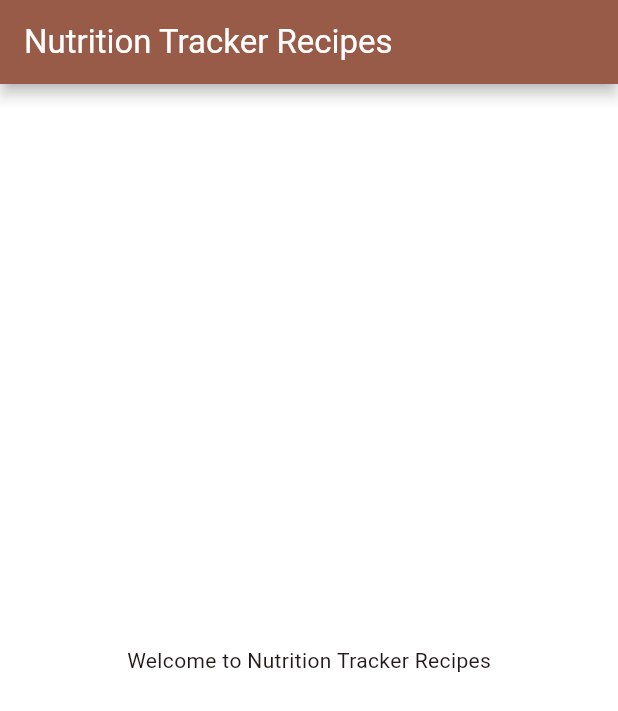
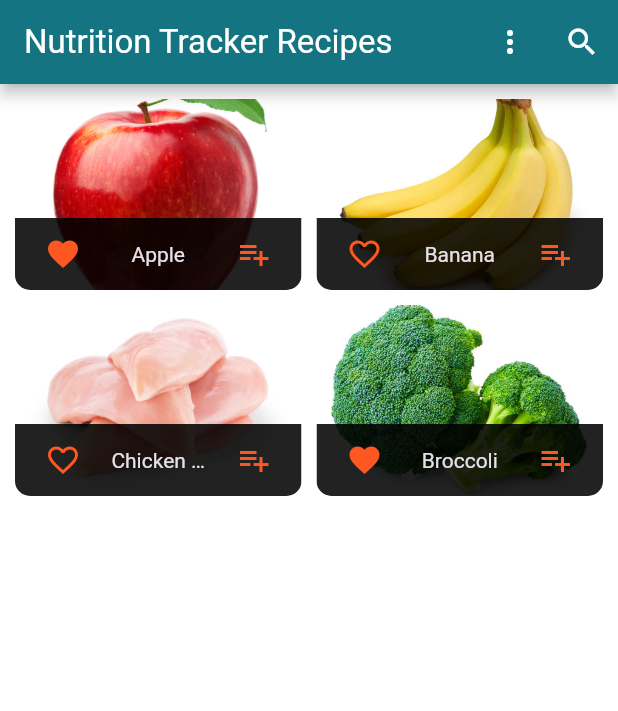
Before and after one commit to LamSut/Nutrition-Tracker-Recipes, a Flutter app: the screen it shows after launch, on a phone screen of 412 x 824 dp. Shown: the top 711 px of the screen. Run offline on Flutter 3.47's test engine with Material 3 defaults, Android fonts, the phone set to English and light mode, and no system bars; Roboto replaces fonts that are missing (Calibri); project files that could hold a hidden picture were left out.

Commit message:
overview foodwith search func

```diff
--- a/lib/main.dart
+++ b/lib/main.dart
@@ -1,4 +1,7 @@
 import 'package:flutter/material.dart';
+import 'ui/foods/foods_manager.dart';
+import 'ui/foods/food_detail_screen.dart';
+import 'ui/foods/foods_overview_screen.dart';
 
 void main() {
   runApp(const MyApp());
@@ -9,8 +12,8 @@ class MyApp extends StatelessWidget {
   @override
   Widget build(BuildContext context) {
     final colorScheme = ColorScheme.fromSeed(
-      seedColor: Colors.deepOrange,
-      secondary: Colors.deepOrangeAccent,
+      seedColor: Colors.cyan,
+      secondary: Colors.deepOrange,
       surface: Colors.white,
       surfaceTint: Colors.grey[200],
     );
@@ -28,13 +31,8 @@ class MyApp extends StatelessWidget {
       title: 'NTR',
       debugShowCheckedModeBanner: false,
       theme: themData,
-      home: Scaffold(
-        appBar: AppBar(
-          title: const Text('Nutrition Tracker Recipes'),
-        ),
-        body: const Center(
-          child: Text('Welcome to Nutrition Tracker Recipes'),
-        ),
+      home: SafeArea(
+        child: FoodsOverviewScreen(),
       ),
     );
   }
--- /dev/null
+++ b/lib/models/food.dart
@@ -0,0 +1,47 @@
+class Food {
+  final String? id;
+  final String name;
+  final double calories;
+  final double protein;
+  final double fat;
+  final double carbohydrates;
+  final double fiber;
+  final String imageUrl;
+  final bool isFavorite;
+
+  Food({
+    this.id,
+    required this.name,
+    required this.calories,
+    required this.protein,
+    required this.fat,
+    required this.carbohydrates,
+    required this.fiber,
+    required this.imageUrl,
+    this.isFavorite = false,
+  });
+
+  Food copyWith({
+    String? id,
+    String? name,
+    double? calories,
+    double? protein,
+    double? fat,
+    double? carbohydrates,
+    double? fiber,
+    String? imageUrl,
+    bool? isFavorite,
+  }) {
+    return Food(
+      id: id ?? this.id,
+      name: name ?? this.name,
+      calories: calories ?? this.calories,
+      protein: protein ?? this.protein,
+      fat: fat ?? this.fat,
+      carbohydrates: carbohydrates ?? this.carbohydrates,
+      fiber: fiber ?? this.fiber,
+      imageUrl: imageUrl ?? this.imageUrl,
+      isFavorite: isFavorite ?? this.isFavorite,
+    );
+  }
+}
--- /dev/null
+++ b/lib/ui/foods/food_grid_tile.dart
@@ -0,0 +1,76 @@
+import 'package:flutter/material.dart';
+import '../../models/food.dart';
+import 'food_detail_screen.dart';
+
+class FoodGridTile extends StatelessWidget {
+  const FoodGridTile(
+    this.food, {
+    super.key,
+  });
+  final Food food;
+  @override
+  Widget build(BuildContext context) {
+    return ClipRRect(
+      borderRadius: BorderRadius.circular(10),
+      child: GridTile(
+        footer: FoodGridFooter(
+          food: food,
+          onFavoritePressed: () {
+            print('Toggle a favorite food');
+          },
+          onAddToCartPressed: () {
+            print('Add item to cart');
+          },
+        ),
+        child: GestureDetector(
+          onTap: () {
+            //Go to food detail screen
+            Navigator.of(context).push(
+              MaterialPageRoute(
+                builder: (ctx) => FoodDetailScreen(food),
+              ),
+            );
+          },
+          child: Image.asset(
+            food.imageUrl,
+            fit: BoxFit.cover,
+          ),
+        ),
+      ),
+    );
+  }
+}
+
+class FoodGridFooter extends StatelessWidget {
+  const FoodGridFooter({
+    super.key,
+    required this.food,
+    this.onFavoritePressed,
+    this.onAddToCartPressed,
+  });
+  final Food food;
+  final void Function()? onFavoritePressed;
+  final void Function()? onAddToCartPressed;
+  @override
+  Widget build(BuildContext context) {
+    return GridTileBar(
+      backgroundColor: Colors.black87,
+      leading: IconButton(
+        icon: Icon(
+          food.isFavorite ? Icons.favorite : Icons.favorite_border,
+        ),
+        color: Theme.of(context).colorScheme.secondary,
+        onPressed: onFavoritePressed,
+      ),
+      title: Text(
+        food.name,
+        textAlign: TextAlign.center,
+      ),
+      trailing: IconButton(
+        icon: const Icon(Icons.playlist_add),
+        onPressed: onAddToCartPressed,
+        color: Theme.of(context).colorScheme.secondary,
+      ),
+    );
+  }
+}
--- /dev/null
+++ b/lib/ui/foods/foods_grid.dart
@@ -0,0 +1,25 @@
+import 'package:flutter/material.dart';
+import 'food_grid_tile.dart';
+import 'foods_manager.dart';
+
+class FoodsGrid extends StatelessWidget {
+  final bool showFavorites;
+  const FoodsGrid(this.showFavorites, {super.key});
+  @override
+  Widget build(BuildContext context) {
+    final foodsManager = FoodsManager();
+    final foods =
+        showFavorites ? foodsManager.favoriteItems : foodsManager.items;
+    return GridView.builder(
+      padding: const EdgeInsets.all(10.0),
+      itemCount: foods.length,
+      itemBuilder: (ctx, i) => FoodGridTile(foods[i]),
+      gridDelegate: const SliverGridDelegateWithFixedCrossAxisCount(
+        crossAxisCount: 2,
+        childAspectRatio: 3 / 2,
+        crossAxisSpacing: 10,
+        mainAxisSpacing: 10,
+      ),
+    );
+  }
+}
--- /dev/null
+++ b/lib/ui/foods/foods_manager.dart
@@ -0,0 +1,68 @@
+import '../../models/food.dart';
+
+class FoodsManager {
+  final List<Food> _items = [
+    Food(
+      id: 'f1',
+      name: 'Apple',
+      calories: 52,
+      protein: 0.3,
+      fat: 0.2,
+      carbohydrates: 14,
+      fiber: 2.4,
+      imageUrl: 'assets/foods/apple.jpg',
+      isFavorite: true,
+    ),
+    Food(
+      id: 'f2',
+      name: 'Banana',
+      calories: 89,
+      protein: 1.1,
+      fat: 0.3,
+      carbohydrates: 23,
+      fiber: 2.6,
+      imageUrl: 'assets/foods/banana.jpg',
+    ),
+    Food(
+      id: 'f3',
+      name: 'Chicken Breast',
+      calories: 165,
+      protein: 31,
+      fat: 3.6,
+      carbohydrates: 0,
+      fiber: 0,
+      imageUrl: 'assets/foods/chicken-breast.jpg',
+    ),
+    Food(
+      id: 'f4',
+      name: 'Broccoli',
+      calories: 55,
+      protein: 3.7,
+      fat: 0.6,
+      carbohydrates: 11,
+      fiber: 4,
+      imageUrl: 'assets/foods/broccoli.jpg',
+      isFavorite: true,
+    ),
+  ];
+
+  int get itemCount {
+    return _items.length;
+  }
+
+  List<Food> get items {
+    return [..._items];
+  }
+
+  List<Food> get favoriteItems {
+    return _items.where((item) => item.isFavorite).toList();
+  }
+
+  Food? findById(String id) {
+    try {
+      return _items.firstWhere((item) => item.id == id);
+    } catch (error) {
+      return null;
+    }
+  }
+}
--- /dev/null
+++ b/lib/ui/foods/foods_overview_screen.dart
@@ -0,0 +1,140 @@
+import 'package:flutter/material.dart';
+import 'foods_grid.dart';
+import '../../models/food.dart';
+import 'food_detail_screen.dart';
+import 'foods_manager.dart';
+
+enum FilterOptions { favorites, all }
+
+class FoodsOverviewScreen extends StatefulWidget {
+  const FoodsOverviewScreen({super.key});
+  @override
+  State<FoodsOverviewScreen> createState() => FoodsOverviewScreenState();
+}
+
+class FoodsOverviewScreenState extends State<FoodsOverviewScreen> {
+  var _currentFilter = FilterOptions.all;
+  @override
+  Widget build(BuildContext context) {
+    final foodsManager = FoodsManager();
+    final allFoods = foodsManager.items;
+
+    return Scaffold(
+      appBar: AppBar(
+        title: const Text('Nutrition Tracker Recipes'),
+        actions: <Widget>[
+          FoodFilterMenu(
+            currentFilter: _currentFilter,
+            onFilterSelected: (filter) {
+              setState(() {
+                _currentFilter = filter;
+              });
+            },
+          ),
+          IconButton(
+            icon: const Icon(Icons.search),
+            onPressed: () {
+              showSearch(
+                context: context,
+                delegate: FoodSearchDelegate(allFoods),
+              );
+            },
+          ),
+        ],
+      ),
+      body: FoodsGrid(
+        _currentFilter == FilterOptions.favorites,
+      ),
+    );
+  }
+}
+
+class FoodFilterMenu extends StatelessWidget {
+  const FoodFilterMenu({
+    super.key,
+    this.currentFilter,
+    this.onFilterSelected,
+  });
+  final FilterOptions? currentFilter;
+  final void Function(FilterOptions selectedValue)? onFilterSelected;
+  @override
+  Widget build(BuildContext context) {
+    return PopupMenuButton(
+      initialValue: currentFilter,
+      onSelected: onFilterSelected,
+      icon: const Icon(Icons.more_vert),
+      itemBuilder: (ctx) => [
+        const PopupMenuItem(
+          value: FilterOptions.favorites,
+          child: Text('Only Favorites'),
+        ),
+        const PopupMenuItem(
+          value: FilterOptions.all,
+          child: Text('Show All'),
+        ),
+      ],
+    );
+  }
+}
+
+class FoodSearchDelegate extends SearchDelegate<String> {
+  final List<Food> allFoods;
+
+  FoodSearchDelegate(this.allFoods);
+
+  @override
+  List<Widget> buildActions(BuildContext context) {
+    return [
+      IconButton(
+        icon: Icon(Icons.clear),
+        onPressed: () {
+          query = '';
+        },
+      ),
+    ];
+  }
+
+  @override
+  Widget buildLeading(BuildContext context) {
+    return IconButton(
+      icon: Icon(Icons.arrow_back),
+      onPressed: () {
+        close(context, '');
+      },
+    );
+  }
+
+  @override
+  Widget buildResults(BuildContext context) {
+    final List<Food> filteredFoods = allFoods
+        .where((food) => food.name.toLowerCase().contains(query.toLowerCase()))
+        .toList();
+
+    if (filteredFoods.isEmpty) {
+      return Center(child: Text("No results found for \"$query\""));
+    }
+
+    return ListView.builder(
+      itemCount: filteredFoods.length,
+      itemBuilder: (ctx, index) {
+        return ListTile(
+          title: Text(filteredFoods[index].name),
+          leading: Image.asset(filteredFoods[index].imageUrl,
+              width: 70, height: 70, fit: BoxFit.cover),
+          onTap: () {
+            Navigator.of(context).push(
+              MaterialPageRoute(
+                builder: (ctx) => FoodDetailScreen(filteredFoods[index]),
+              ),
+            );
+          },
+        );
+      },
+    );
+  }
+
+  @override
+  Widget buildSuggestions(BuildContext context) {
+    return buildResults(context);
+  }
+}
```
Also changed, not shown: lib/ui/foods/food_detail_screen.dart (added, +60 -0 lines), pubspec.yaml (+11 -6 lines), assets/foods/apple.jpg (added), assets/foods/banana.jpg (added), assets/foods/broccoli.jpg (added), assets/foods/chicken-breast.jpg (added).
